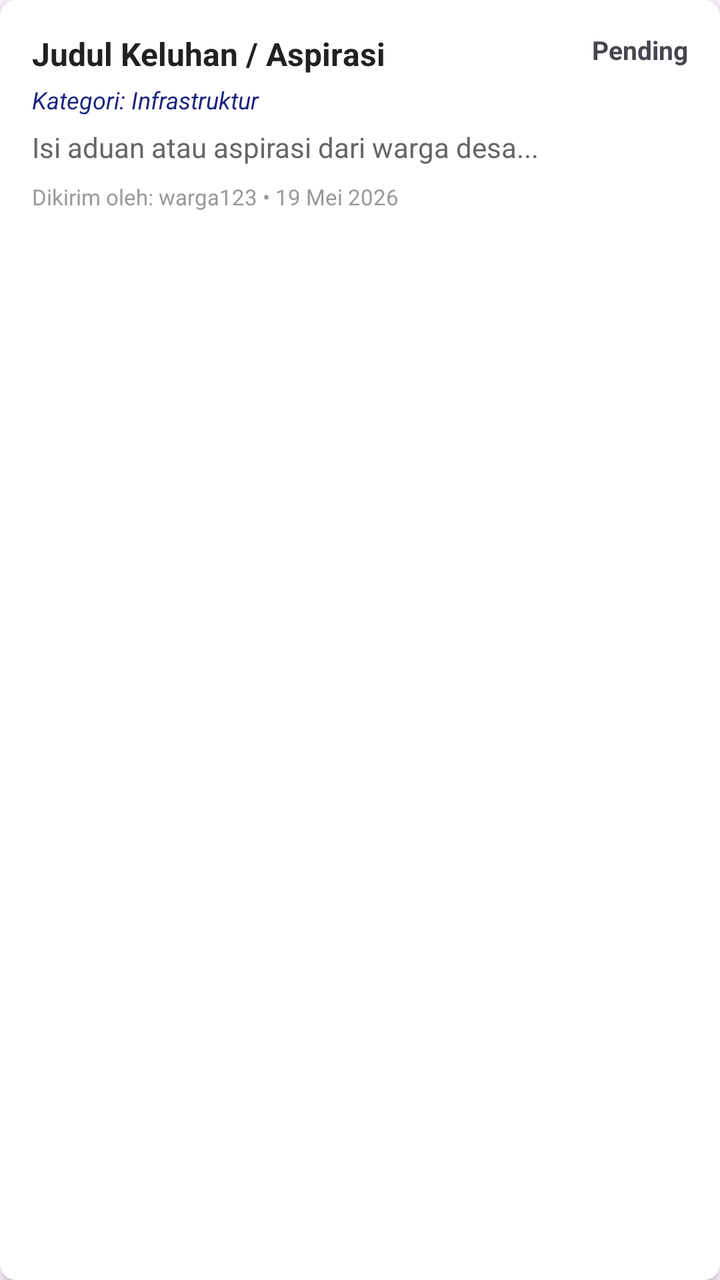
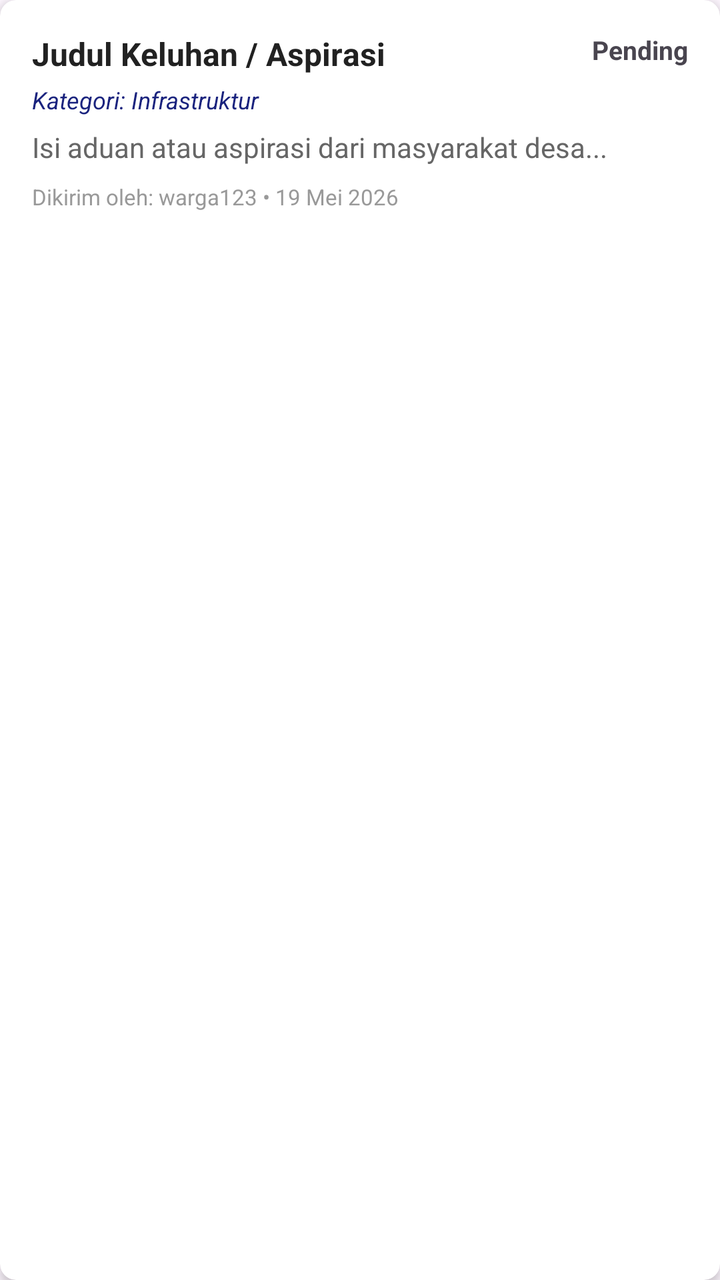

An Android layout rendered at two revisions. The XML below is the earlier revision; the diff shows what the commit changed to produce the second picture.
<!-- AndroidManifest.xml: application theme Theme.Ovylia -->
<!-- res/layout/item_laporan_warga.xml -->
<?xml version="1.0" encoding="utf-8"?>
<androidx.cardview.widget.CardView
    xmlns:android="http://schemas.android.com/apk/res/android"
    xmlns:app="http://schemas.android.com/apk/res-auto"
    android:layout_width="match_parent"
    android:layout_height="wrap_content"
    android:layout_marginHorizontal="12dp"
    android:layout_marginVertical="6dp"
    app:cardCornerRadius="8dp"
    app:cardElevation="3dp">

    <LinearLayout
        android:layout_width="match_parent"
        android:layout_height="wrap_content"
        android:orientation="vertical"
        android:padding="16dp">

        <RelativeLayout
            android:layout_width="match_parent"
            android:layout_height="wrap_content">

            <TextView
                android:id="@+id/tvSubjekLaporan"
                android:layout_width="wrap_content"
                android:layout_height="wrap_content"
                android:layout_toStartOf="@id/tvStatusLaporan"
                android:layout_alignParentStart="true"
                android:text="Judul Keluhan / Aspirasi"
                android:textStyle="bold"
                android:textColor="#212121"
                android:textSize="16sp"
                android:maxLines="1"
                android:ellipsize="end"/>

            <TextView
                android:id="@+id/tvStatusLaporan"
                android:layout_width="wrap_content"
                android:layout_height="wrap_content"
                android:layout_alignParentEnd="true"
                android:text="Pending"
                android:textStyle="bold"
                android:textSize="13sp"/>
        </RelativeLayout>

        <TextView
            android:id="@+id/tvKategoriLaporan"
            android:layout_width="match_parent"
            android:layout_height="wrap_content"
            android:layout_marginTop="4dp"
            android:text="Kategori: Infrastruktur"
            android:textColor="#1A237E"
            android:textStyle="italic"
            android:textSize="12sp"/>

        <TextView
            android:id="@+id/tvIsiLaporanSingkat"
            android:layout_width="match_parent"
            android:layout_height="wrap_content"
            android:layout_marginTop="6dp"
            android:text="Isi aduan atau aspirasi dari warga desa..."
            android:textColor="#666666"
            android:textSize="14sp"
            android:maxLines="2"
            android:ellipsize="end"/>

        <TextView
            android:id="@+id/tvTanggalLaporan"
            android:layout_width="match_parent"
            android:layout_height="wrap_content"
            android:layout_marginTop="8dp"
            android:text="Dikirim oleh: warga123 • 19 Mei 2026"
            android:textColor="#999999"
            android:textSize="11sp"/>

        <Button
            android:id="@+id/btnTindakLanjuti"
            android:layout_width="match_parent"
            android:layout_height="wrap_content"
            android:layout_marginTop="12dp"
            android:text="Respons &amp; Tindak Lanjuti"
            android:backgroundTint="#1A237E"
            android:textColor="#FFFFFF"
            style="?android:attr/borderlessButtonStyle"/>
    </LinearLayout>
</androidx.cardview.widget.CardView>
<!-- resources referenced by this layout -->
<resources>
  <style name="Theme.Ovylia" parent="Base.Theme.Ovylia" />
  <style name="Base.Theme.Ovylia" parent="Theme.Material3.DayNight.NoActionBar">
          
          
      </style>
</resources>

<!-- the commit's change to res/layout/item_laporan_warga.xml (unified diff, before → after) -->
@@ -57,7 +57,7 @@
             android:layout_width="match_parent"
             android:layout_height="wrap_content"
             android:layout_marginTop="6dp"
-            android:text="Isi aduan atau aspirasi dari warga desa..."
+            android:text="Isi aduan atau aspirasi dari masyarakat desa..."
             android:textColor="#666666"
             android:textSize="14sp"
             android:maxLines="2"
